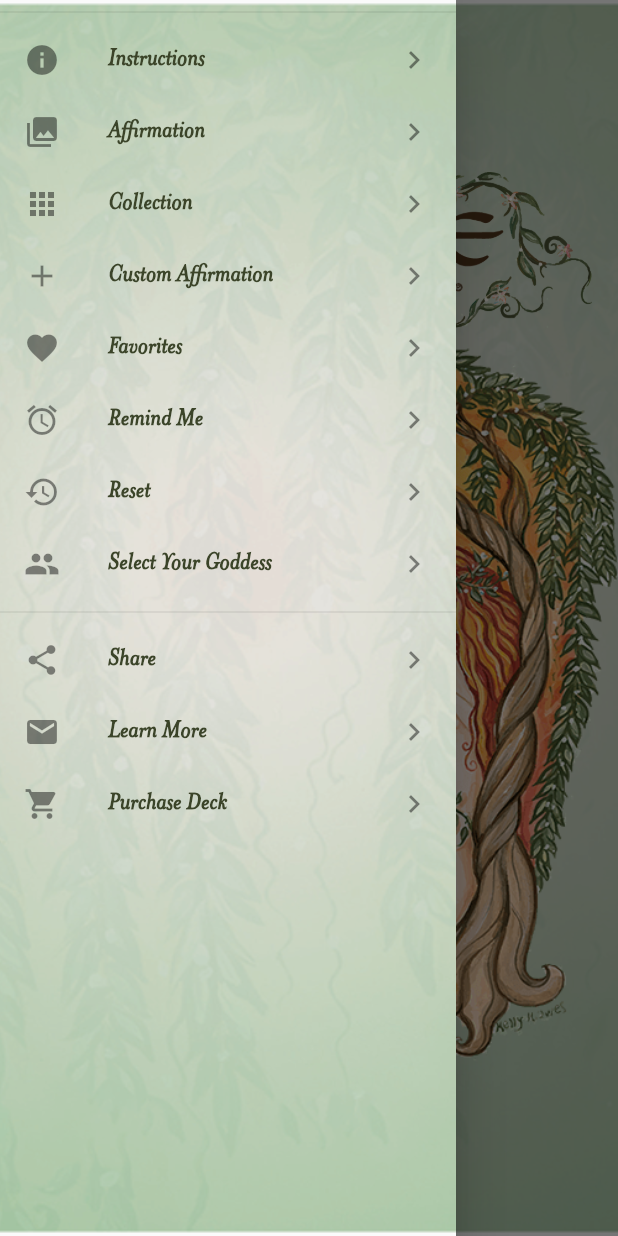
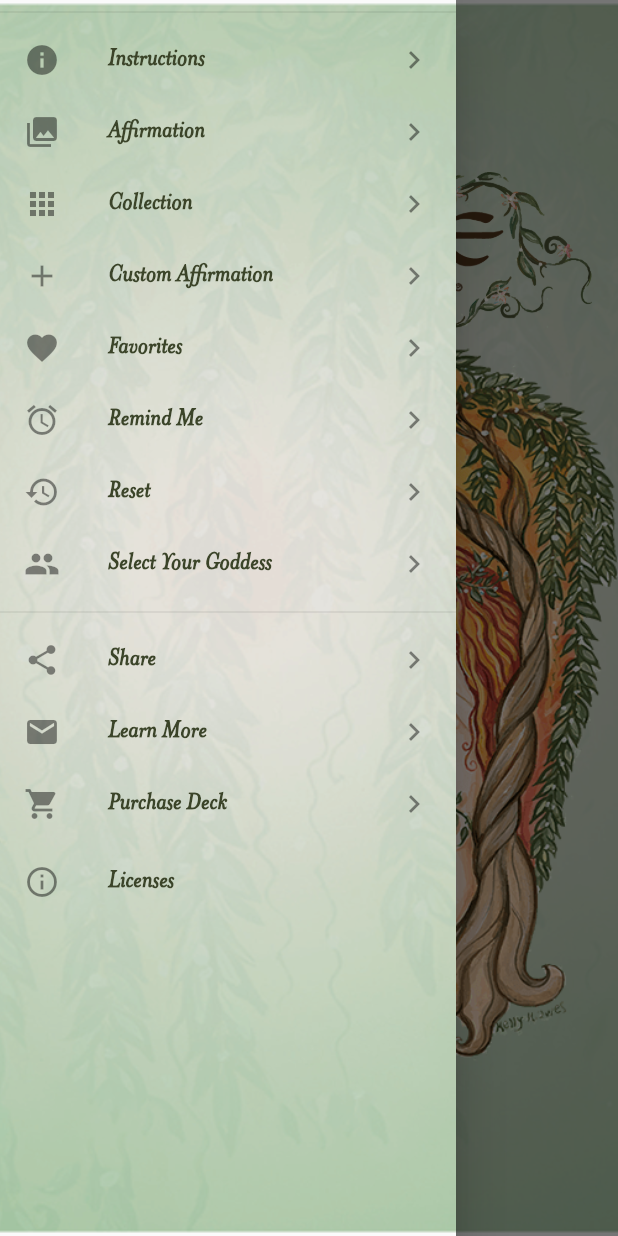
Before and after one commit to CIE-media-team/fertileaffirmations-flutter, a Flutter app: the MyHomePage screen opened directly, with the side drawer open, on a phone screen of 412 x 824 dp. Run offline on Flutter 3.47's test engine with Material 2 defaults, Android fonts, the phone set to English and light mode, and no system bars; our stand-ins replace auto_size_text, dots_indicator, flip_card, flutter_local_notifications, fluttertoast, package_info and 2 more; accounts and stored records are empty.

Commit message:
license nav option

```diff
--- a/lib/card-class.dart
+++ b/lib/card-class.dart
@@ -16,6 +16,7 @@ class CardClass {
   static List instructions =[];
   static bool creations = false;
   static BuildContext context = null;
+  static String versionNumber;
 
 
 
--- a/lib/nav-drawer.dart
+++ b/lib/nav-drawer.dart
@@ -11,9 +11,15 @@ import 'main.dart';
 import 'package:url_launcher/url_launcher.dart';
 import 'package:share/share.dart';
 import 'remind-me.dart';
+import 'package:package_info/package_info.dart';
 
 class MyNavigationDrawer extends StatelessWidget {
+
+
+
+
   Widget routeTo2;
+
 
   Future<void> _ackAlert(BuildContext context) {
     return showDialog<void>(
@@ -46,8 +52,27 @@ class MyNavigationDrawer extends StatelessWidget {
     );
   }
 
+
+  Future<String> getVersion() async {
+    PackageInfo packageInfo = await PackageInfo.fromPlatform();
+    return packageInfo.buildNumber;
+  }
+  main(List<String> args) {
+
+  }
+
   @override
   Widget build(BuildContext context) {
+    var aboutChild = AboutListTile(
+        child: Text("Licenses",
+          style: TextStyle(
+              color: Theme.of(context).primaryColorDark,
+              fontWeight: FontWeight.bold,
+              fontSize: 18)),
+        applicationName: "Fertile Affirmations",
+        applicationVersion: "v1.0.0",
+        applicationIcon: new Tab(icon: new Image.asset("assets/icon/WarmlauncherIcon-03.png")),
+        icon: Icon(Icons.info_outline));
     return Drawer(
       child: Container(
         decoration: BoxDecoration(
@@ -74,7 +99,8 @@ class MyNavigationDrawer extends StatelessWidget {
             Divider(),
             menuItem("Share", Icons.share, null, context),
             menuItem("Learn More", Icons.mail, null, context),
-            menuItem("Purchase Deck", Icons.shopping_cart, null, context)
+            menuItem("Purchase Deck", Icons.shopping_cart, null, context),
+            aboutChild
           ],
         ),
       ),
--- a/pubspec.yaml
+++ b/pubspec.yaml
@@ -39,6 +39,8 @@ dev_dependencies:
   flutter_test:
     sdk: flutter
   flutter_launcher_icons: "^0.7.3"
+  package_info: ^0.4.0+3
+
 
 
 flutter_icons:
```
Also changed, not shown: lib/main.dart (+9 -0 lines), pubspec.lock.
